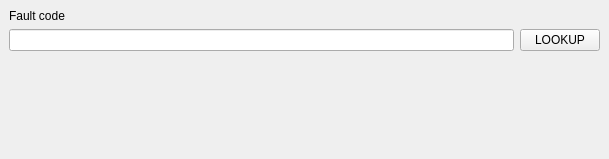
Before: the Qt Designer form ui/codelookup.ui in fearricepudding/ECUPWN_APP, drawn with Qt 5.
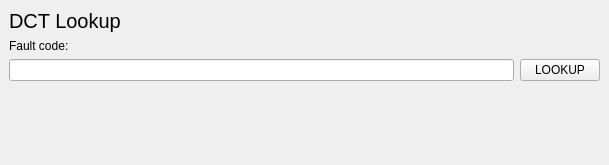
After: the same form once the commit is applied.

Diff of the .ui file:
```diff
--- a/ui/codelookup.ui
+++ b/ui/codelookup.ui
@@ -7,7 +7,7 @@
     <x>0</x>
     <y>0</y>
     <width>609</width>
-    <height>159</height>
+    <height>165</height>
    </rect>
   </property>
   <property name="windowTitle">
@@ -15,10 +15,24 @@
   </property>
   <widget class="QWidget" name="centralwidget">
    <layout class="QVBoxLayout" name="verticalLayout">
+    <item>
+     <widget class="QLabel" name="label_2">
+      <property name="styleSheet">
+       <string notr="true">font-size:20px;
+</string>
+      </property>
+      <property name="text">
+       <string>DCT Lookup</string>
+      </property>
+      <property name="margin">
+       <number>0</number>
+      </property>
+     </widget>
+    </item>
     <item>
      <widget class="QLabel" name="label">
       <property name="text">
-       <string>Fault code</string>
+       <string>Fault code:</string>
       </property>
      </widget>
     </item>
```
Left out of the diff: 2 changed lines with no effect on the pictures.
